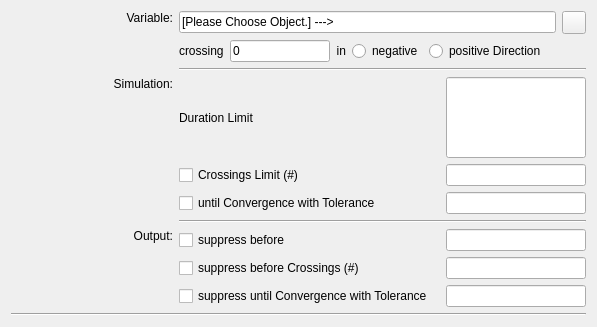
copasi/COPASI, file copasi/UI/CQCrossSectionTaskWidget.ui: the form before one commit.
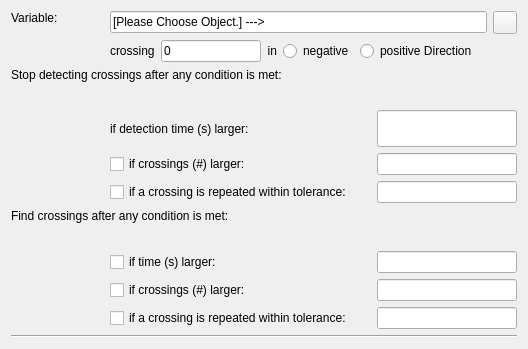
The form after the commit. Custom widgets are drawn as their Qt base class.

Commit message: Updated cross section task and interface.

What changed in the file:
```diff
--- a/copasi/UI/CQCrossSectionTaskWidget.ui
+++ b/copasi/UI/CQCrossSectionTaskWidget.ui
@@ -12,8 +12,8 @@
    <rect>
     <x>0</x>
     <y>0</y>
-    <width>597</width>
-    <height>327</height>
+    <width>528</width>
+    <height>349</height>
    </rect>
   </property>
   <property name="windowTitle">
@@ -34,7 +34,7 @@
         <string>Variable:</string>
        </property>
        <property name="alignment">
-        <set>Qt::AlignRight|Qt::AlignTop|Qt::AlignTrailing</set>
+        <set>Qt::AlignLeading|Qt::AlignLeft|Qt::AlignTop</set>
        </property>
       </widget>
      </item>
@@ -135,14 +135,7 @@
        </item>
       </layout>
      </item>
-     <item row="2" column="1" colspan="2">
-      <widget class="Line" name="line_3">
-       <property name="orientation">
-        <enum>Qt::Horizontal</enum>
-       </property>
-      </widget>
-     </item>
-     <item row="3" column="0">
+     <item row="2" column="0" colspan="2">
       <widget class="QLabel" name="label_4">
        <property name="minimumSize">
         <size>
@@ -151,17 +144,17 @@
         </size>
        </property>
        <property name="text">
-        <string>Simulation:</string>
+        <string>Stop detecting crossings after any condition is met:</string>
        </property>
        <property name="alignment">
-        <set>Qt::AlignRight|Qt::AlignTop|Qt::AlignTrailing</set>
+        <set>Qt::AlignLeading|Qt::AlignLeft|Qt::AlignTop</set>
        </property>
       </widget>
      </item>
      <item row="3" column="1">
       <widget class="QLabel" name="mpLblDurationLimit">
        <property name="text">
-        <string>Duration Limit</string>
+        <string>if detection time (s) larger:</string>
        </property>
       </widget>
      </item>
@@ -193,7 +186,7 @@
      <item row="4" column="1">
       <widget class="QCheckBox" name="mpCheckSimCrossings">
        <property name="text">
-        <string>Crossings Limit (#)</string>
+        <string>if crossings (#) larger:</string>
        </property>
       </widget>
      </item>
@@ -222,7 +215,7 @@
      <item row="5" column="1">
       <widget class="QCheckBox" name="mpCheckSimConvergence">
        <property name="text">
-        <string>until Convergence with Tolerance </string>
+        <string>if a crossing is repeated within tolerance:</string>
        </property>
       </widget>
      </item>
@@ -248,14 +241,7 @@
        </property>
       </widget>
      </item>
-     <item row="6" column="1" colspan="2">
-      <widget class="Line" name="line_4">
-       <property name="orientation">
-        <enum>Qt::Horizontal</enum>
-       </property>
-      </widget>
-     </item>
-     <item row="7" column="0">
+     <item row="6" column="0" colspan="2">
       <widget class="QLabel" name="mpLblLT">
        <property name="minimumSize">
         <size>
@@ -264,17 +250,17 @@
         </size>
        </property>
        <property name="text">
-        <string>Output:</string>
+        <string>Find crossings after any condition is met:</string>
        </property>
        <property name="alignment">
-        <set>Qt::AlignRight|Qt::AlignTop|Qt::AlignTrailing</set>
+        <set>Qt::AlignLeading|Qt::AlignLeft|Qt::AlignTop</set>
        </property>
       </widget>
      </item>
      <item row="7" column="1">
       <widget class="QCheckBox" name="mpCheckOutputDelay">
        <property name="text">
-        <string>suppress before</string>
+        <string>if time (s) larger:</string>
        </property>
       </widget>
      </item>
@@ -306,7 +292,7 @@
      <item row="8" column="1">
       <widget class="QCheckBox" name="mpCheckOutputCrossings">
        <property name="text">
-        <string>suppress before Crossings (#)</string>
+        <string>if crossings (#) larger:</string>
        </property>
       </widget>
      </item>
@@ -338,7 +324,7 @@
      <item row="9" column="1">
       <widget class="QCheckBox" name="mpCheckOutputConvergence">
        <property name="text">
-        <string>suppress until Convergence with Tolerance</string>
+        <string>if a crossing is repeated within tolerance:</string>
        </property>
       </widget>
      </item>
```
Left out of the diff: 2 changed lines with no effect on the pictures. The commit also changes 3 other files.
